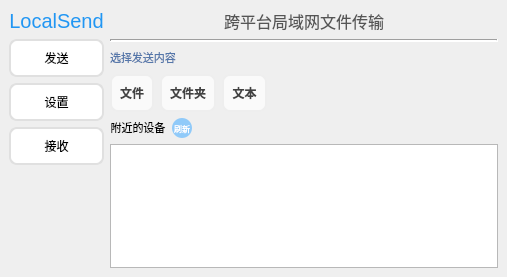
This is LanFileTransfer/mainwindow.ui in ynyooy/LanFileTransfer as Qt 5 draws it before an edit. The edited form follows.
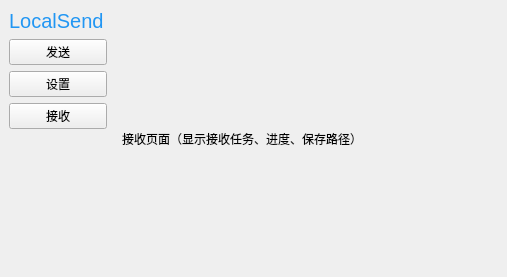
This is the edited form. The open tabs and pages were chosen to show the change.

```diff
--- a/LanFileTransfer/mainwindow.ui
+++ b/LanFileTransfer/mainwindow.ui
@@ -20,30 +20,14 @@
       <item>
        <widget class="QLabel" name="lblTitle">
         <property name="text">
-         <string>&lt;html&gt;&lt;head/&gt;&lt;body&gt;&lt;p align=&quot;center&quot;&gt;&lt;span style=&quot; font-size:15pt; font-weight:300; color:#2196f3;&quot;&gt;LocalSend&lt;/span&gt;&lt;/p&gt;&lt;/body&gt;&lt;/html&gt;</string>
+         <string>&lt;html&gt;&lt;p align=&quot;center&quot;&gt;
+&lt;span style=&quot;font-size:15pt; font-weight:300; color:#2196f3;&quot;&gt;LocalSend&lt;/span&gt;
+&lt;/p&gt;&lt;/html&gt;</string>
         </property>
        </widget>
       </item>
       <item>
        <widget class="QPushButton" name="sendButton">
-        <property name="styleSheet">
-         <string notr="true">QPushButton {
-    border: 2px solid #e0e0e0;
-    border-radius: 8px;
-    background-color: white;
-    padding: 8px;
-}
-
-QPushButton:hover {
-    border-color: #2196f3;
-    background-color: #f5f9ff;
-}
-
-QPushButton:pressed {
-    border-color: #1976d2;
-    background-color: #e3f2fd;
-}</string>
-        </property>
         <property name="text">
          <string>发送</string>
         </property>
@@ -51,24 +35,6 @@
       </item>
       <item>
        <widget class="QPushButton" name="settingsButton">
-        <property name="styleSheet">
-         <string notr="true">QPushButton {
-    border: 2px solid #e0e0e0;
-    border-radius: 8px;
-    background-color: white;
-    padding: 8px;
-}
-
-QPushButton:hover {
-    border-color: #2196f3;
-    background-color: #f5f9ff;
-}
-
-QPushButton:pressed {
-    border-color: #1976d2;
-    background-color: #e3f2fd;
-}</string>
-        </property>
         <property name="text">
          <string>设置</string>
         </property>
@@ -76,24 +42,6 @@
       </item>
       <item>
        <widget class="QPushButton" name="receiveButton">
-        <property name="styleSheet">
-         <string notr="true">QPushButton {
-    border: 2px solid #e0e0e0;
-    border-radius: 8px;
-    background-color: white;
-    padding: 8px;
-}
-
-QPushButton:hover {
-    border-color: #2196f3;
-    background-color: #f5f9ff;
-}
-
-QPushButton:pressed {
-    border-color: #1976d2;
-    background-color: #e3f2fd;
-}</string>
-        </property>
         <property name="text">
          <string>接收</string>
         </property>
@@ -106,8 +54,8 @@
         </property>
         <property name="sizeHint" stdset="0">
          <size>
-          <width>20</width>
-          <height>40</height>
+          <width>0</width>
+          <height>0</height>
          </size>
         </property>
        </spacer>
@@ -115,14 +63,18 @@
      </layout>
     </item>
     <item>
+     <widget class="QStackedWidget" name="stackedWidget">
+      <property name="currentIndex">
+       <number>0</number>
+      </property>
+      <widget class="QWidget" name="pageSend">
      <layout class="QVBoxLayout" name="verticalLayout_4">
       <item>
        <widget class="QLabel" name="lblSubtitle">
-        <property name="styleSheet">
-         <string notr="true">跨平台局域网文件传输</string>
-        </property>
         <property name="text">
-         <string>&lt;html&gt;&lt;head/&gt;&lt;body&gt;&lt;p align=&quot;center&quot;&gt;&lt;span style=&quot; font-size:12pt; color:#555;&quot;&gt;跨平台局域网文件传输&lt;/span&gt;&lt;/p&gt;&lt;/body&gt;&lt;/html&gt;</string>
+           <string>&lt;html&gt;&lt;p align=&quot;center&quot;&gt;
+&lt;span style=&quot;font-size:12pt; color:#555;&quot;&gt;跨平台局域网文件传输&lt;/span&gt;
+&lt;/p&gt;&lt;/html&gt;</string>
         </property>
        </widget>
       </item>
@@ -131,75 +83,21 @@
         <property name="frameShape">
          <enum>QFrame::HLine</enum>
         </property>
-        <property name="frameShadow">
-         <enum>QFrame::Sunken</enum>
-        </property>
-        <property name="lineWidth">
-         <number>2</number>
-        </property>
        </widget>
       </item>
       <item>
-       <layout class="QVBoxLayout" name="verticalLayout_2">
-        <item>
-         <layout class="QHBoxLayout" name="horizontalLayout">
+         <layout class="QVBoxLayout" name="SendButton">
           <item>
            <widget class="QLabel" name="lblSelection">
             <property name="text">
-             <string>&lt;html&gt;
-&lt;head/&gt;
-&lt;body&gt;
-&lt;p align=&quot;center&quot;&gt;
-  &lt;span style=&quot;font-size:8pt; font-weight:300; color:#5577AA;&quot;&gt;
-  选择发送内容
-&lt;/span&gt;
-&lt;/p&gt;
-&lt;/body&gt;
-&lt;/html&gt;</string>
+             <string>选择发送内容</string>
             </property>
            </widget>
           </item>
           <item>
-           <spacer name="horizontalSpacer">
-            <property name="orientation">
-             <enum>Qt::Horizontal</enum>
-            </property>
-            <property name="sizeHint" stdset="0">
-             <size>
-              <width>40</width>
-              <height>20</height>
-             </size>
-            </property>
-           </spacer>
-          </item>
-         </layout>
-        </item>
-        <item>
-         <layout class="QHBoxLayout" name="horizontalLayout_2">
+           <layout class="QHBoxLayout">
           <item>
            <widget class="QPushButton" name="btnSendFile">
-            <property name="styleSheet">
-             <string notr="true">QPushButton {
-    border: 2px solid #eeeeee;
-    border-radius: 8px;
-    background-color: #fafafa;
-    padding: 8px;
-    color: #424242;
-    font-weight: 500;
-}
-
-QPushButton:hover {
-    border-color: #bdbdbd;
-    background-color: #f5f5f5;
-    color: #212121;
-}
-
-QPushButton:pressed {
-    border-color: #9e9e9e;
-    background-color: #eeeeee;
-    color: #212121;
-}</string>
-            </property>
             <property name="text">
              <string>文件</string>
             </property>
@@ -207,28 +105,6 @@
           </item>
           <item>
            <widget class="QPushButton" name="btnSendFolder">
-            <property name="styleSheet">
-             <string notr="true">QPushButton {
-    border: 2px solid #eeeeee;
-    border-radius: 8px;
-    background-color: #fafafa;
-    padding: 8px;
-    color: #424242;
-    font-weight: 500;
-}
-
-QPushButton:hover {
-    border-color: #bdbdbd;
-    background-color: #f5f5f5;
-    color: #212121;
-}
-
-QPushButton:pressed {
-    border-color: #9e9e9e;
-    background-color: #eeeeee;
-    color: #212121;
-}</string>
-            </property>
             <property name="text">
              <string>文件夹</string>
             </property>
@@ -236,46 +112,11 @@
           </item>
           <item>
            <widget class="QPushButton" name="btnSendText">
-            <property name="styleSheet">
-             <string notr="true">QPushButton {
-    border: 2px solid #eeeeee;
-    border-radius: 8px;
-    background-color: #fafafa;
-    padding: 8px;
-    color: #424242;
-    font-weight: 500;
-}
-
-QPushButton:hover {
-    border-color: #bdbdbd;
-    background-color: #f5f5f5;
-    color: #212121;
-}
-
-QPushButton:pressed {
-    border-color: #9e9e9e;
-    background-color: #eeeeee;
-    color: #212121;
-}</string>
-            </property>
             <property name="text">
              <string>文本</string>
             </property>
            </widget>
           </item>
-          <item>
-           <spacer name="horizontalSpacer_2">
-            <property name="orientation">
-             <enum>Qt::Horizontal</enum>
-            </property>
-            <property name="sizeHint" stdset="0">
-             <size>
-              <width>40</width>
-              <height>20</height>
-             </size>
-            </property>
-           </spacer>
-          </item>
          </layout>
         </item>
        </layout>
@@ -283,59 +124,21 @@
       <item>
        <layout class="QVBoxLayout" name="verticalLayout_3">
         <item>
-         <layout class="QHBoxLayout" name="horizontalLayout_3">
+           <layout class="QHBoxLayout">
           <item>
            <widget class="QLabel" name="lblDevicesTitle">
             <property name="text">
-             <string>&lt;html&gt;&lt;head/&gt;&lt;body&gt;&lt;p align=&quot;center&quot;&gt;&lt;span style=&quot; font-size:8pt; font-weight:200;&quot;&gt;附近的设备&lt;/span&gt;&lt;/p&gt;&lt;/body&gt;&lt;/html&gt;</string>
+               <string>附近的设备</string>
             </property>
            </widget>
           </item>
           <item>
            <widget class="QPushButton" name="btnrefresh">
-            <property name="styleSheet">
-             <string notr="true">QPushButton {
-    border: none;
-    border-radius: 10px;
-    background-color: #90caf9;  /* 变浅的蓝色 */
-    width: 20px;
-    height: 20px;
-    min-width: 20px;
-    max-width: 20px;
-    min-height: 20px;
-    max-height: 20px;
-    qproperty-iconSize: 10px;
-    /* 字体和图标颜色调整为浅色 */
-    color: #ffffff;
-    font-size: 8px;  /* 如果有文字，调整字体大小 */
-}
-
-QPushButton:hover {
-    background-color: #64b5f6;  /* 悬停时稍微深一点 */
-}
-
-QPushButton:pressed {
-    background-color: #42a5f5;  /* 按下时更深一些 */
-}</string>
-            </property>
             <property name="text">
              <string>刷新</string>
             </property>
            </widget>
           </item>
-          <item>
-           <spacer name="horizontalSpacer_3">
-            <property name="orientation">
-             <enum>Qt::Horizontal</enum>
-            </property>
-            <property name="sizeHint" stdset="0">
-             <size>
-              <width>40</width>
-              <height>20</height>
-             </size>
-            </property>
-           </spacer>
-          </item>
          </layout>
         </item>
         <item>
@@ -344,6 +147,30 @@
        </layout>
       </item>
      </layout>
+      </widget>
+      <widget class="QWidget" name="pageReceive">
+       <layout class="QVBoxLayout">
+        <item>
+         <widget class="QLabel" name="label_receive">
+          <property name="text">
+           <string>接收页面（显示接收任务、进度、保存路径）</string>
+          </property>
+         </widget>
+        </item>
+       </layout>
+      </widget>
+      <widget class="QWidget" name="pageSettings">
+       <layout class="QVBoxLayout">
+        <item>
+         <widget class="QLabel" name="label">
+          <property name="text">
+           <string>设置页面（设备名 / 端口 / 保存路径）</string>
+          </property>
+         </widget>
+        </item>
+       </layout>
+      </widget>
+     </widget>
     </item>
    </layout>
   </widget>
```
Left out of the diff: 2 changed lines with no effect on the pictures. Lines whose indentation alone changed are shown as unchanged.
